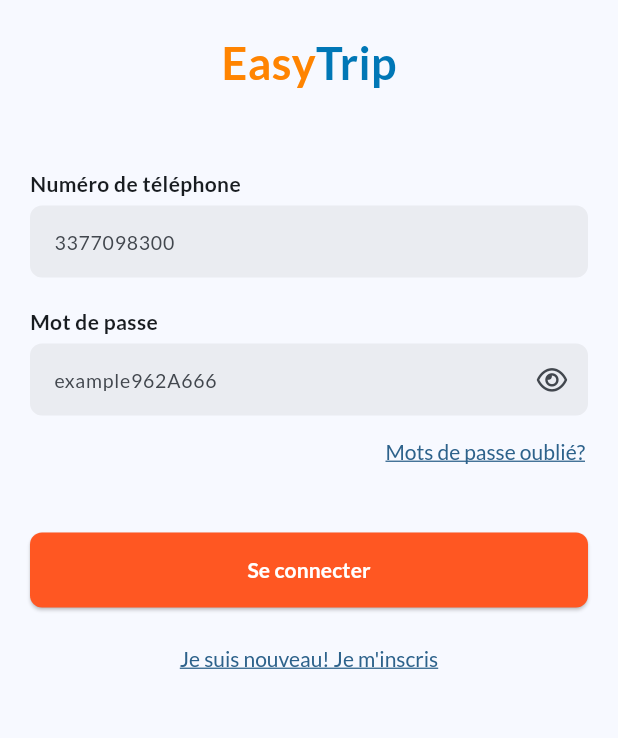
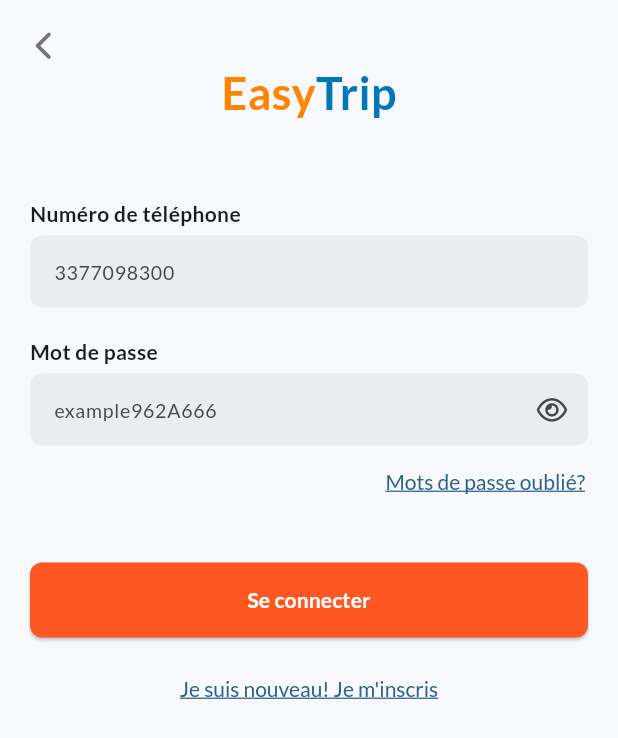
Before and after one commit to imdadAdelabou/EasyTrip, a Flutter app: the screen it shows after launch, after a tap on "Sauter", on a phone screen of 412 x 824 dp. Shown: the top 738 px of the screen. Run offline on Flutter 3.47's test engine with Material 2 defaults, Android fonts, the light colour scheme and no system bars; our stand-ins replace flutter_svg, font_awesome_flutter, gap, google_fonts, pin_code_fields.

Commit message:
[FEAT] Add verification code view page, upload picture and working on home view

```diff
--- /dev/null
+++ b/lib/components/back_icon.dart
@@ -0,0 +1,23 @@
+import "package:easy_trip/utils/styles.dart";
+import "package:flutter/material.dart";
+import "package:font_awesome_flutter/font_awesome_flutter.dart";
+
+class BackIcon extends StatelessWidget {
+  final Function() action;
+  const BackIcon({
+    super.key,
+    required this.action,
+  });
+
+  @override
+  Widget build(BuildContext context) {
+    return InkWell(
+      onTap: action,
+      child: Icon(
+        FontAwesomeIcons.chevronLeft,
+        color: AppColor.greyColor,
+        size: 20.0,
+      ),
+    );
+  }
+}
--- /dev/null
+++ b/lib/components/skip_label.dart
@@ -0,0 +1,35 @@
+import "package:easy_trip/utils/app_message.dart";
+import "package:easy_trip/utils/styles.dart";
+import "package:flutter/material.dart";
+import "package:font_awesome_flutter/font_awesome_flutter.dart";
+import "package:google_fonts/google_fonts.dart";
+
+class SkipLabel extends StatelessWidget {
+  const SkipLabel({super.key});
+
+  @override
+  Widget build(BuildContext context) {
+    return Padding(
+      padding: const EdgeInsets.only(
+        top: 4.0,
+        right: 16.0,
+      ),
+      child: Row(
+        mainAxisSize: MainAxisSize.min,
+        children: [
+          Text(
+            AppMessage.skipLabel,
+            style: GoogleFonts.lato(
+              color: AppColor.greyColor,
+            ),
+          ),
+          Icon(
+            FontAwesomeIcons.chevronRight,
+            size: 15,
+            color: AppColor.greyColor,
+          )
+        ],
+      ),
+    );
+  }
+}
--- a/lib/main.dart
+++ b/lib/main.dart
@@ -2,7 +2,9 @@
 import 'package:easy_trip/views/auth/login.dart';
 import 'package:easy_trip/views/auth/register/select_role.dart';
 import 'package:easy_trip/views/auth/register/traveler/register_traveler.dart';
+import 'package:easy_trip/views/auth/register/upload_picture_profile.dart';
 import 'package:easy_trip/views/auth/verify_phone_number.dart';
+import 'package:easy_trip/views/home/traveller/home_traveller.dart';
 import 'package:easy_trip/views/onBoarding/on_boarding.view.dart';
 import 'package:easy_trip/views/splash_screen.dart';
 import 'package:flutter/material.dart';
@@ -30,6 +32,8 @@
         SelectRole.routeName: (_) => const SelectRole(),
         RegisterTravel.routeName: (_) => const RegisterTravel(),
         VerifyPhoneNumber.routeName: (_) => const VerifyPhoneNumber(),
+        UploadPictureProfile.routeName: (_) => const UploadPictureProfile(),
+        HomeTraveller.routeName: (_) => const HomeTraveller(),
       },
     );
   }
--- a/lib/utils/app_message.dart
+++ b/lib/utils/app_message.dart
@@ -24,4 +24,11 @@
       "Un code de vérification de 05 chiffres vient d'être envoyer sur votre numéro de téléphone. Veuillez le renseigner dans ces champs.";
   static String verifyLabel = "Vérifier";
   static String codeNoRecieve = "Nouveau code";
+  static String descriptionUploadProfile =
+      "Faites vous remarquer ! Ajouter une photo de vous.";
+  static String finishLabel = "Terminer";
+  static String helloLabel = "Salut";
+  static String ourCircuits = "Nos circuits";
+  static String seeMoreLabel = "Voir plus";
+  static String ourCreatorLabel = "Nos créateurs";
 }
--- a/lib/utils/constant.dart
+++ b/lib/utils/constant.dart
@@ -5,6 +5,8 @@
 import 'package:easy_trip/utils/app_message.dart';
 import 'package:easy_trip/utils/styles.dart';
 import 'package:easy_trip/views/auth/register/traveler/register_traveler.dart';
+
+const circleRadius = 70.0;
 
 enum TypeInput { text, password }
 
--- a/lib/views/auth/login.dart
+++ b/lib/views/auth/login.dart
@@ -1,3 +1,4 @@
+import "package:easy_trip/components/back_icon.dart";
 import "package:easy_trip/components/custom_btn.dart";
 import "package:easy_trip/components/custom_textbtn.dart";
 import "package:easy_trip/components/input_with_label.dart";
@@ -25,6 +26,11 @@
             crossAxisAlignment: CrossAxisAlignment.start,
             children: [
               const Gap(20.0),
+              BackIcon(
+                action: () {
+                  Navigator.of(context).pop();
+                },
+              ),
               TextLogo(
                 secondColor: AppColor.blueOceanColor,
               ),
--- a/lib/views/onBoarding/on_boarding.view.dart
+++ b/lib/views/onBoarding/on_boarding.view.dart
@@ -1,4 +1,5 @@
 import "package:easy_trip/components/custom_btn.dart";
+import "package:easy_trip/components/skip_label.dart";
 import "package:easy_trip/utils/app_message.dart";
 import "package:easy_trip/utils/constant.dart";
 import "package:easy_trip/utils/styles.dart";
@@ -6,7 +7,6 @@
 import "package:easy_trip/views/onBoarding/on_boarding_step_tracker.dart";
 import "package:flutter/material.dart";
 import "package:flutter_svg/svg.dart";
-import "package:font_awesome_flutter/font_awesome_flutter.dart";
 import "package:gap/gap.dart";
 import "package:google_fonts/google_fonts.dart";
 
@@ -39,32 +39,11 @@
           children: [
             Align(
               alignment: Alignment.bottomRight,
-              child: Padding(
-                padding: const EdgeInsets.only(
-                  top: 4.0,
-                  right: 16.0,
-                ),
-                child: InkWell(
-                  onTap: () {
-                    Navigator.of(context).pushNamed(LoginView.routeName);
-                  },
-                  child: Row(
-                    mainAxisSize: MainAxisSize.min,
-                    children: [
-                      Text(
-                        AppMessage.skipLabel,
-                        style: GoogleFonts.lato(
-                          color: AppColor.greyColor,
-                        ),
-                      ),
-                      Icon(
-                        FontAwesomeIcons.chevronRight,
-                        size: 15,
-                        color: AppColor.greyColor,
-                      )
-                    ],
-                  ),
-                ),
+              child: InkWell(
+                onTap: () {
+                  Navigator.of(context).pushNamed(LoginView.routeName);
+                },
+                child: const SkipLabel(),
               ),
             ),
             Expanded(
```
Also changed, not shown: lib/components/circular_upload_picture.dart (added, +52 -0 lines), lib/components/head_title_section.dart (added, +57 -0 lines), lib/views/auth/register/select_role.dart (+9 -2 lines), lib/views/auth/register/traveler/register_traveler.dart (+7 -0 lines), lib/views/auth/register/upload_picture_profile.dart (added, +83 -0 lines), lib/views/auth/verify_phone_number.dart (+14 -3 lines), lib/views/home/traveller/home_traveller.dart (added, +66 -0 lines), pubspec.lock.
